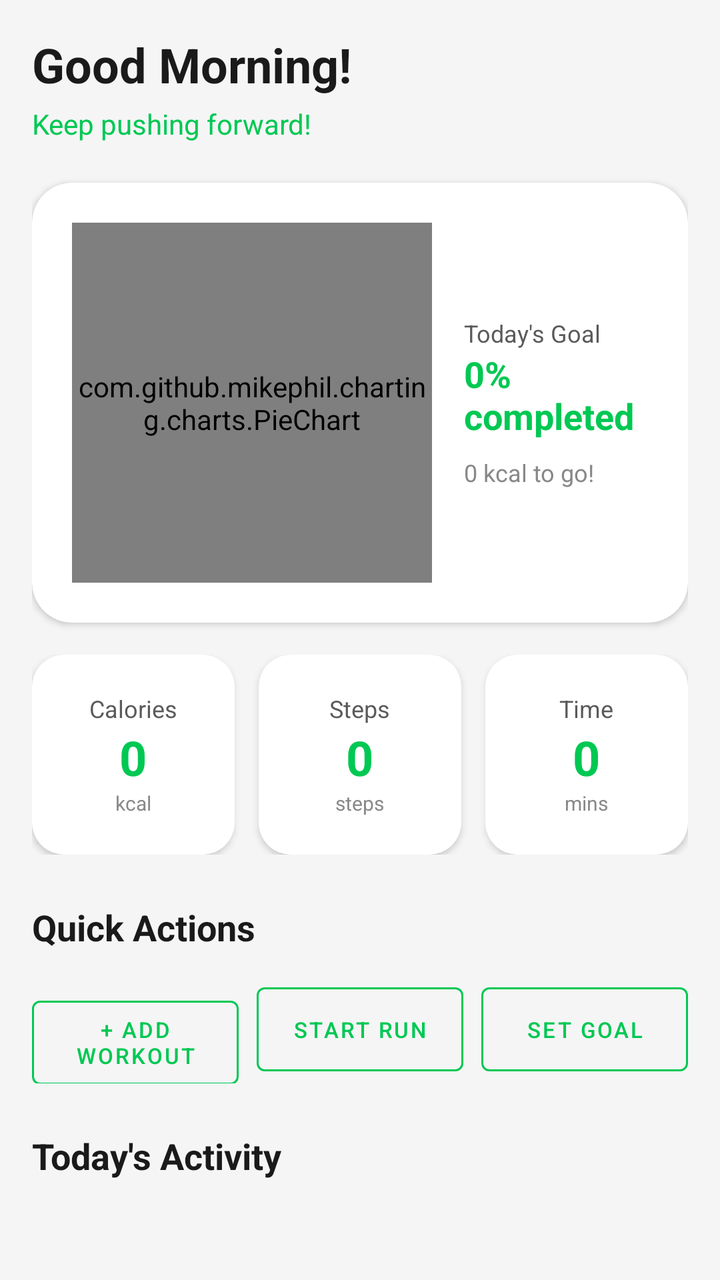
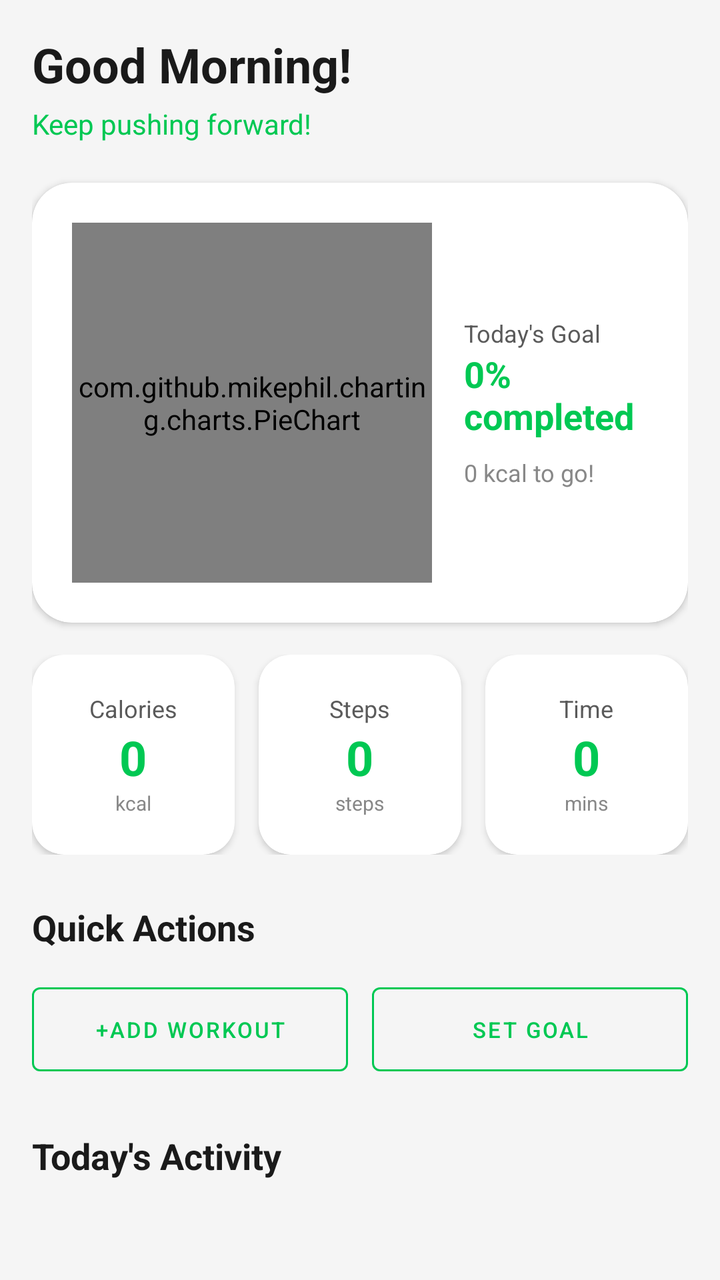

The first picture is an Android layout as it rendered before a commit; the second is the same layout after the commit. The layout source and the unified diff follow.
<!-- AndroidManifest.xml: application theme Theme.FitnessApp -->
<!-- res/layout/fragment_home.xml -->
<?xml version="1.0" encoding="utf-8"?>
<layout xmlns:android="http://schemas.android.com/apk/res/android"
    xmlns:app="http://schemas.android.com/apk/res-auto">

    <data>

    </data>

    <ScrollView
        android:layout_width="match_parent"
        android:layout_height="match_parent"
        android:background="@color/background">

        <LinearLayout
            android:layout_width="match_parent"
            android:layout_height="wrap_content"
            android:orientation="vertical"
            android:padding="16dp">

            
            <TextView
                android:id="@+id/welcomeText"
                android:layout_width="wrap_content"
                android:layout_height="wrap_content"
                android:text="Good Morning!"
                android:textSize="24sp"
                android:textStyle="bold"
                android:textColor="@color/text_primary" />

            <TextView
                android:id="@+id/motivationText"
                android:layout_width="wrap_content"
                android:layout_height="wrap_content"
                android:layout_marginTop="4dp"
                android:text="Keep pushing forward!"
                android:textSize="14sp"
                android:textColor="@color/primary" />

            
            <androidx.cardview.widget.CardView
                android:layout_width="match_parent"
                android:layout_height="wrap_content"
                android:layout_marginTop="20dp"
                app:cardCornerRadius="20dp"
                app:cardBackgroundColor="@color/surface">

                <LinearLayout
                    android:layout_width="match_parent"
                    android:layout_height="wrap_content"
                    android:orientation="vertical"
                    android:padding="20dp"
                    android:gravity="center">

                    <androidx.constraintlayout.widget.ConstraintLayout
                        android:layout_width="match_parent"
                        android:layout_height="wrap_content">

                        <com.github.mikephil.charting.charts.PieChart
                            android:id="@+id/progressChart"
                            android:layout_width="180dp"
                            android:layout_height="180dp"
                            app:layout_constraintStart_toStartOf="parent"
                            app:layout_constraintTop_toTopOf="parent" />

                        <LinearLayout
                            android:layout_width="0dp"
                            android:layout_height="wrap_content"
                            android:layout_marginStart="16dp"
                            android:orientation="vertical"
                            app:layout_constraintEnd_toEndOf="parent"
                            app:layout_constraintStart_toEndOf="@+id/progressChart"
                            app:layout_constraintTop_toTopOf="parent"
                            app:layout_constraintBottom_toBottomOf="parent">

                            <TextView
                                android:layout_width="wrap_content"
                                android:layout_height="wrap_content"
                                android:text="Today's Goal"
                                android:textColor="@color/text_secondary"
                                android:textSize="12sp" />

                            <TextView
                                android:id="@+id/goalProgressText"
                                android:layout_width="wrap_content"
                                android:layout_height="wrap_content"
                                android:text="0% completed"
                                android:textSize="18sp"
                                android:textStyle="bold"
                                android:textColor="@color/primary" />

                            <TextView
                                android:id="@+id/remainingText"
                                android:layout_width="wrap_content"
                                android:layout_height="wrap_content"
                                android:layout_marginTop="8dp"
                                android:text="0 kcal to go!"
                                android:textColor="@color/text_hint"
                                android:textSize="12sp" />
                        </LinearLayout>
                    </androidx.constraintlayout.widget.ConstraintLayout>
                </LinearLayout>
            </androidx.cardview.widget.CardView>

            

            
            <LinearLayout
                android:layout_width="match_parent"
                android:layout_height="wrap_content"
                android:layout_marginTop="16dp"
                android:orientation="horizontal">

                <androidx.cardview.widget.CardView
                    android:layout_width="0dp"
                    android:layout_height="100dp"
                    android:layout_marginEnd="8dp"
                    android:layout_weight="1"
                    app:cardCornerRadius="16dp"
                    app:cardBackgroundColor="@color/surface">

                    <LinearLayout
                        android:layout_width="match_parent"
                        android:layout_height="match_parent"
                        android:orientation="vertical"
                        android:gravity="center">

                        <TextView
                            android:layout_width="wrap_content"
                            android:layout_height="wrap_content"
                            android:text="Calories"
                            android:textColor="@color/text_secondary"
                            android:textSize="12sp" />

                        <TextView
                            android:id="@+id/caloriesValue"
                            android:layout_width="wrap_content"
                            android:layout_height="wrap_content"
                            android:text="0"
                            android:textSize="24sp"
                            android:textStyle="bold"
                            android:textColor="@color/primary" />

                        <TextView
                            android:layout_width="wrap_content"
                            android:layout_height="wrap_content"
                            android:text="kcal"
                            android:textColor="@color/text_hint"
                            android:textSize="10sp" />
                    </LinearLayout>
                </androidx.cardview.widget.CardView>

                <androidx.cardview.widget.CardView
                    android:layout_width="0dp"
                    android:layout_height="100dp"
                    android:layout_marginStart="4dp"
                    android:layout_marginEnd="4dp"
                    android:layout_weight="1"
                    app:cardCornerRadius="16dp"
                    app:cardBackgroundColor="@color/surface">

                    <LinearLayout
                        android:layout_width="match_parent"
                        android:layout_height="match_parent"
                        android:orientation="vertical"
                        android:gravity="center">

                        <TextView
                            android:layout_width="wrap_content"
                            android:layout_height="wrap_content"
                            android:text="Steps"
                            android:textColor="@color/text_secondary"
                            android:textSize="12sp" />

                        <TextView
                            android:id="@+id/stepsValue"
                            android:layout_width="wrap_content"
                            android:layout_height="wrap_content"
                            android:text="0"
                            android:textSize="24sp"
                            android:textStyle="bold"
                            android:textColor="@color/primary" />

                        <TextView
                            android:layout_width="wrap_content"
                            android:layout_height="wrap_content"
                            android:text="steps"
                            android:textColor="@color/text_hint"
                            android:textSize="10sp" />
                    </LinearLayout>
                </androidx.cardview.widget.CardView>

                <androidx.cardview.widget.CardView
                    android:layout_width="0dp"
                    android:layout_height="100dp"
                    android:layout_marginStart="8dp"
                    android:layout_weight="1"
                    app:cardCornerRadius="16dp"
                    app:cardBackgroundColor="@color/surface">

                    <LinearLayout
                        android:layout_width="match_parent"
                        android:layout_height="match_parent"
                        android:orientation="vertical"
                        android:gravity="center">

                        <TextView
                            android:layout_width="wrap_content"
                            android:layout_height="wrap_content"
                            android:text="Time"
                            android:textColor="@color/text_secondary"
                            android:textSize="12sp" />

                        <TextView
                            android:id="@+id/timeValue"
                            android:layout_width="wrap_content"
                            android:layout_height="wrap_content"
                            android:text="0"
                            android:textSize="24sp"
                            android:textStyle="bold"
                            android:textColor="@color/primary" />

                        <TextView
                            android:layout_width="wrap_content"
                            android:layout_height="wrap_content"
                            android:text="mins"
                            android:textColor="@color/text_hint"
                            android:textSize="10sp" />
                    </LinearLayout>
                </androidx.cardview.widget.CardView>
            </LinearLayout>

            
            <TextView
                android:layout_width="wrap_content"
                android:layout_height="wrap_content"
                android:layout_marginTop="24dp"
                android:text="Quick Actions"
                android:textSize="18sp"
                android:textStyle="bold"
                android:textColor="@color/text_primary" />

            <LinearLayout
                android:layout_width="match_parent"
                android:layout_height="wrap_content"
                android:layout_marginTop="12dp"
                android:orientation="horizontal">

                <com.google.android.material.button.MaterialButton
                    android:id="@+id/btnAddWorkout"
                    android:layout_width="0dp"
                    android:layout_height="54dp"
                    android:layout_marginEnd="6dp"
                    android:layout_weight="1"
                    android:text="+ ADD WORKOUT"
                    android:textColor="@color/primary"
                    android:textSize="11sp"
                    style="@style/Widget.MaterialComponents.Button.OutlinedButton"
                    app:strokeColor="@color/primary" />

                <com.google.android.material.button.MaterialButton
                    android:id="@+id/btnStartRunning"
                    android:layout_width="0dp"
                    android:layout_height="54dp"
                    android:layout_marginStart="3dp"
                    android:layout_marginEnd="3dp"
                    android:layout_weight="1"
                    android:text="START RUN"
                    android:textColor="@color/primary"
                    android:textSize="11sp"
                    style="@style/Widget.MaterialComponents.Button.OutlinedButton"
                    app:strokeColor="@color/primary" />

                <com.google.android.material.button.MaterialButton
                    android:id="@+id/btnSetGoal"
                    android:layout_width="0dp"
                    android:layout_height="54dp"
                    android:layout_marginStart="6dp"
                    android:layout_weight="1"
                    android:text="SET GOAL"
                    android:textColor="@color/primary"
                    android:textSize="11sp"
                    style="@style/Widget.MaterialComponents.Button.OutlinedButton"
                    app:strokeColor="@color/primary" />
            </LinearLayout>

            
            <TextView
                android:layout_width="wrap_content"
                android:layout_height="wrap_content"
                android:layout_marginTop="24dp"
                android:text="Today's Activity"
                android:textSize="18sp"
                android:textStyle="bold"
                android:textColor="@color/text_primary" />

            <androidx.recyclerview.widget.RecyclerView
                android:id="@+id/todayWorkoutsRecycler"
                android:layout_width="match_parent"
                android:layout_height="wrap_content"
                android:layout_marginTop="8dp"
                android:nestedScrollingEnabled="false" />

        </LinearLayout>
    </ScrollView>
</layout>
<!-- resources referenced by this layout -->
<resources>
  <color name="background">#F5F5F5</color>
  <color name="primary">#00C853</color>
  <color name="surface">#FFFFFF</color>
  <color name="text_hint">#888888</color>
  <color name="text_primary">#1A1A1A</color>
  <color name="text_secondary">#5A5A5A</color>
  <style name="Theme.FitnessApp" parent="Theme.MaterialComponents.Light.NoActionBar">
          <item name="colorPrimary">@color/primary</item>
          <item name="colorPrimaryVariant">@color/primary_dark</item>
          <item name="colorOnPrimary">@color/background</item>
          <item name="colorSecondary">@color/secondary</item>
          <item name="colorSecondaryVariant">@color/secondary</item>
          <item name="colorOnSecondary">@color/text_primary</item>
          <item name="android:statusBarColor">@color/background</item>
          <item name="android:windowLightStatusBar">true</item>
          <item name="android:windowBackground">@color/background</item>
          <item name="materialThemeOverlay">@style/ThemeOverlay.FitnessApp.Light</item>
      </style>
  <color name="primary_dark">#009624</color>
  <color name="secondary">#FF6584</color>
  <style name="ThemeOverlay.FitnessApp.Light" parent="ThemeOverlay.MaterialComponents.Light">
          <item name="colorSurface">@color/surface</item>
          <item name="colorOnSurface">@color/text_primary</item>
          <item name="colorError">@color/error</item>
      </style>
  <color name="error">#D32F2F</color>
</resources>

<!-- the commit's change to res/layout/fragment_home.xml (unified diff, before → after) -->
@@ -73,6 +73,7 @@
                             app:layout_constraintBottom_toBottomOf="parent">
 
                             <TextView
+                                android:id="@+id/tvGoalHeader"
                                 android:layout_width="wrap_content"
                                 android:layout_height="wrap_content"
                                 android:text="Today's Goal"
@@ -101,7 +102,6 @@
                 </LinearLayout>
             </androidx.cardview.widget.CardView>
 
-            
 
             
             <LinearLayout
@@ -251,20 +251,7 @@
                     android:layout_height="54dp"
                     android:layout_marginEnd="6dp"
                     android:layout_weight="1"
-                    android:text="+ ADD WORKOUT"
-                    android:textColor="@color/primary"
-                    android:textSize="11sp"
-                    style="@style/Widget.MaterialComponents.Button.OutlinedButton"
-                    app:strokeColor="@color/primary" />
-
-                <com.google.android.material.button.MaterialButton
-                    android:id="@+id/btnStartRunning"
-                    android:layout_width="0dp"
-                    android:layout_height="54dp"
-                    android:layout_marginStart="3dp"
-                    android:layout_marginEnd="3dp"
-                    android:layout_weight="1"
-                    android:text="START RUN"
+                    android:text="+ADD WORKOUT"
                     android:textColor="@color/primary"
                     android:textSize="11sp"
                     style="@style/Widget.MaterialComponents.Button.OutlinedButton"
